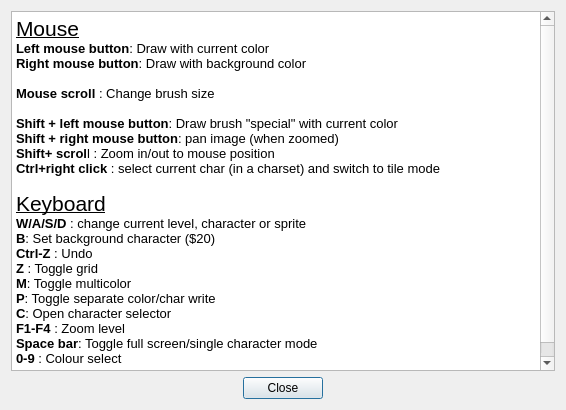
This is source/dialogimagehelp.ui in leuat/TRSE as Qt 5 draws it before an edit. The edited form follows.
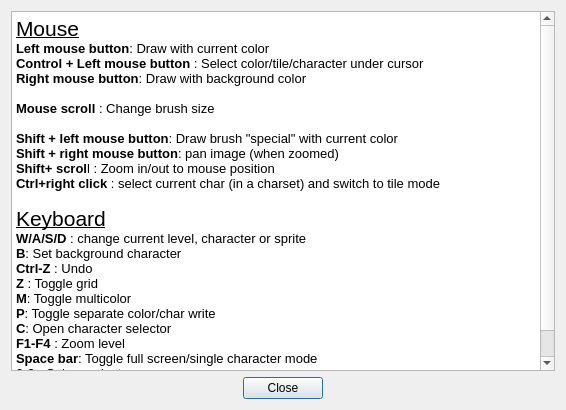
This is the edited form.

Patch:
```diff
--- a/source/dialogimagehelp.ui
+++ b/source/dialogimagehelp.ui
@@ -25,6 +25,7 @@
 &lt;/style&gt;&lt;/head&gt;&lt;body style=&quot; font-family:'Ubuntu'; font-size:10pt; font-weight:400; font-style:normal;&quot;&gt;
 &lt;p style=&quot; margin-top:0px; margin-bottom:0px; margin-left:0px; margin-right:0px; -qt-block-indent:0; text-indent:0px;&quot;&gt;&lt;span style=&quot; font-family:'Noto Sans'; font-size:16pt; text-decoration: underline;&quot;&gt;Mouse&lt;/span&gt;&lt;/p&gt;
 &lt;p style=&quot; margin-top:0px; margin-bottom:0px; margin-left:0px; margin-right:0px; -qt-block-indent:0; text-indent:0px;&quot;&gt;&lt;span style=&quot; font-family:'Noto Sans'; font-weight:600;&quot;&gt;Left mouse button&lt;/span&gt;&lt;span style=&quot; font-family:'Noto Sans';&quot;&gt;: Draw with current color&lt;/span&gt;&lt;/p&gt;
+&lt;p style=&quot; margin-top:0px; margin-bottom:0px; margin-left:0px; margin-right:0px; -qt-block-indent:0; text-indent:0px;&quot;&gt;&lt;span style=&quot; font-family:'Noto Sans'; font-weight:600;&quot;&gt;Control + Left mouse button&lt;/span&gt;&lt;span style=&quot; font-family:'Noto Sans';&quot;&gt; : Select color/tile/character under cursor&lt;/span&gt;&lt;/p&gt;
 &lt;p style=&quot; margin-top:0px; margin-bottom:0px; margin-left:0px; margin-right:0px; -qt-block-indent:0; text-indent:0px;&quot;&gt;&lt;span style=&quot; font-family:'Noto Sans'; font-weight:600;&quot;&gt;Right mouse button&lt;/span&gt;&lt;span style=&quot; font-family:'Noto Sans';&quot;&gt;: Draw with background color&lt;/span&gt;&lt;/p&gt;
 &lt;p style=&quot;-qt-paragraph-type:empty; margin-top:0px; margin-bottom:0px; margin-left:0px; margin-right:0px; -qt-block-indent:0; text-indent:0px; font-family:'Noto Sans';&quot;&gt;&lt;br /&gt;&lt;/p&gt;
 &lt;p style=&quot; margin-top:0px; margin-bottom:0px; margin-left:0px; margin-right:0px; -qt-block-indent:0; text-indent:0px;&quot;&gt;&lt;span style=&quot; font-family:'Noto Sans'; font-weight:600;&quot;&gt;Mouse scroll&lt;/span&gt;&lt;span style=&quot; font-family:'Noto Sans';&quot;&gt; : Change brush size&lt;/span&gt;&lt;/p&gt;
@@ -36,7 +37,7 @@
 &lt;p style=&quot;-qt-paragraph-type:empty; margin-top:0px; margin-bottom:0px; margin-left:0px; margin-right:0px; -qt-block-indent:0; text-indent:0px; font-family:'Noto Sans';&quot;&gt;&lt;br /&gt;&lt;/p&gt;
 &lt;p style=&quot; margin-top:0px; margin-bottom:0px; margin-left:0px; margin-right:0px; -qt-block-indent:0; text-indent:0px;&quot;&gt;&lt;span style=&quot; font-family:'Noto Sans'; font-size:16pt; text-decoration: underline;&quot;&gt;Keyboard&lt;/span&gt;&lt;/p&gt;
 &lt;p style=&quot; margin-top:0px; margin-bottom:0px; margin-left:0px; margin-right:0px; -qt-block-indent:0; text-indent:0px;&quot;&gt;&lt;span style=&quot; font-family:'Noto Sans'; font-weight:600;&quot;&gt;W/A/S/D&lt;/span&gt;&lt;span style=&quot; font-family:'Noto Sans';&quot;&gt; : change current level, character or sprite&lt;/span&gt;&lt;/p&gt;
-&lt;p style=&quot; margin-top:0px; margin-bottom:0px; margin-left:0px; margin-right:0px; -qt-block-indent:0; text-indent:0px;&quot;&gt;&lt;span style=&quot; font-family:'Noto Sans'; font-weight:600;&quot;&gt;B&lt;/span&gt;&lt;span style=&quot; font-family:'Noto Sans';&quot;&gt;: Set background character ($20)&lt;/span&gt;&lt;/p&gt;
+&lt;p style=&quot; margin-top:0px; margin-bottom:0px; margin-left:0px; margin-right:0px; -qt-block-indent:0; text-indent:0px;&quot;&gt;&lt;span style=&quot; font-family:'Noto Sans'; font-weight:600;&quot;&gt;B&lt;/span&gt;&lt;span style=&quot; font-family:'Noto Sans';&quot;&gt;: Set background character&lt;/span&gt;&lt;/p&gt;
 &lt;p style=&quot; margin-top:0px; margin-bottom:0px; margin-left:0px; margin-right:0px; -qt-block-indent:0; text-indent:0px;&quot;&gt;&lt;span style=&quot; font-family:'Noto Sans'; font-weight:600;&quot;&gt;Ctrl-Z&lt;/span&gt;&lt;span style=&quot; font-family:'Noto Sans';&quot;&gt; : Undo&lt;/span&gt;&lt;/p&gt;
 &lt;p style=&quot; margin-top:0px; margin-bottom:0px; margin-left:0px; margin-right:0px; -qt-block-indent:0; text-indent:0px;&quot;&gt;&lt;span style=&quot; font-family:'Noto Sans'; font-weight:600;&quot;&gt;Z&lt;/span&gt;&lt;span style=&quot; font-family:'Noto Sans';&quot;&gt; : Toggle grid&lt;/span&gt;&lt;/p&gt;
 &lt;p style=&quot; margin-top:0px; margin-bottom:0px; margin-left:0px; margin-right:0px; -qt-block-indent:0; text-indent:0px;&quot;&gt;&lt;span style=&quot; font-family:'Noto Sans'; font-weight:600;&quot;&gt;M&lt;/span&gt;&lt;span style=&quot; font-family:'Noto Sans';&quot;&gt;: Toggle multicolor&lt;/span&gt;&lt;/p&gt;
```
